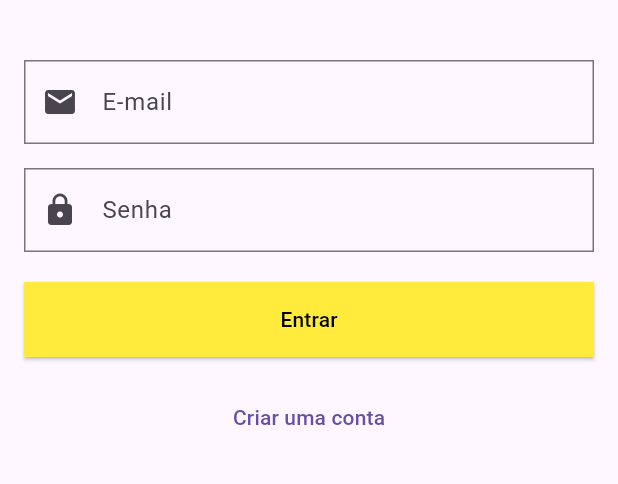
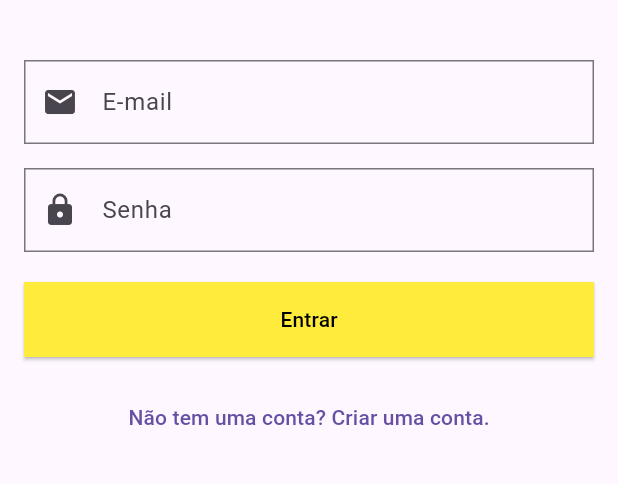
Before and after one commit to kaylannesantos/FlutterContactsMap, a Flutter app: the screen it shows after launch, on a phone screen of 412 x 824 dp, the part 546-1030 px from its top. Run offline on Flutter 3.47's test engine with Material 3 defaults, Android fonts, the phone set to English and light mode, and no system bars; our stand-ins replace cloud_firestore, firebase_auth, firebase_core, geocoding, google_maps_flutter; accounts and stored records are empty.

Commit message:
Update Login e Contacts

```diff
--- a/flutter_contacts_map/lib/main.dart
+++ b/flutter_contacts_map/lib/main.dart
@@ -4,6 +4,7 @@ import 'package:provider/provider.dart';
 import 'controllers/auth_controller.dart';
 import 'views/login_screen.dart';
 //import 'views/home_screen.dart';
+
 void main() async{
   WidgetsFlutterBinding.ensureInitialized();
   await Firebase.initializeApp();
@@ -25,9 +26,9 @@ class MyApp extends StatelessWidget {
   Widget build(BuildContext context) {
     return MaterialApp(
       debugShowCheckedModeBanner: false,
-      title: 'Flutter Login',
-      theme: ThemeData(primarySwatch: Colors.blue),
-      home: LoginScreen(),//Tela de login
+      title: 'Flutter Aplication',
+      theme: ThemeData(primarySwatch: Colors.yellow),
+      home: LoginScreen(),
     );
   }
 }
--- a/flutter_contacts_map/lib/views/contacts_screen.dart
+++ b/flutter_contacts_map/lib/views/contacts_screen.dart
@@ -1,5 +1,4 @@
 import 'package:flutter/material.dart';
-//import 'package:provider/provider.dart';
 import '../controllers/contact_controller.dart';
 import '../models/contact.dart';
 
@@ -11,6 +10,7 @@ class ContactsScreen extends StatelessWidget {
   @override
   Widget build(BuildContext context) {
     return Scaffold(
+
       appBar: AppBar(title: Text('Contatos')),
       body: StreamBuilder<List<Contact>>(
         stream: contactController.getContacts(),
@@ -52,6 +52,7 @@ class ContactsScreen extends StatelessWidget {
           );
         },
       ),
+
       floatingActionButton: FloatingActionButton(
         onPressed: () {
           _showContactDialog(context, null);
--- a/flutter_contacts_map/lib/views/login_screen.dart
+++ b/flutter_contacts_map/lib/views/login_screen.dart
@@ -115,7 +115,7 @@ class _LoginScreenState extends State<LoginScreen> {
                     MaterialPageRoute(builder: (context) => RegisterScreen()),
                   );
                 },
-                child: Text("Criar uma conta"),
+                child: Text("Não tem uma conta? Criar uma conta."),
               )
             ],
           ),
```
